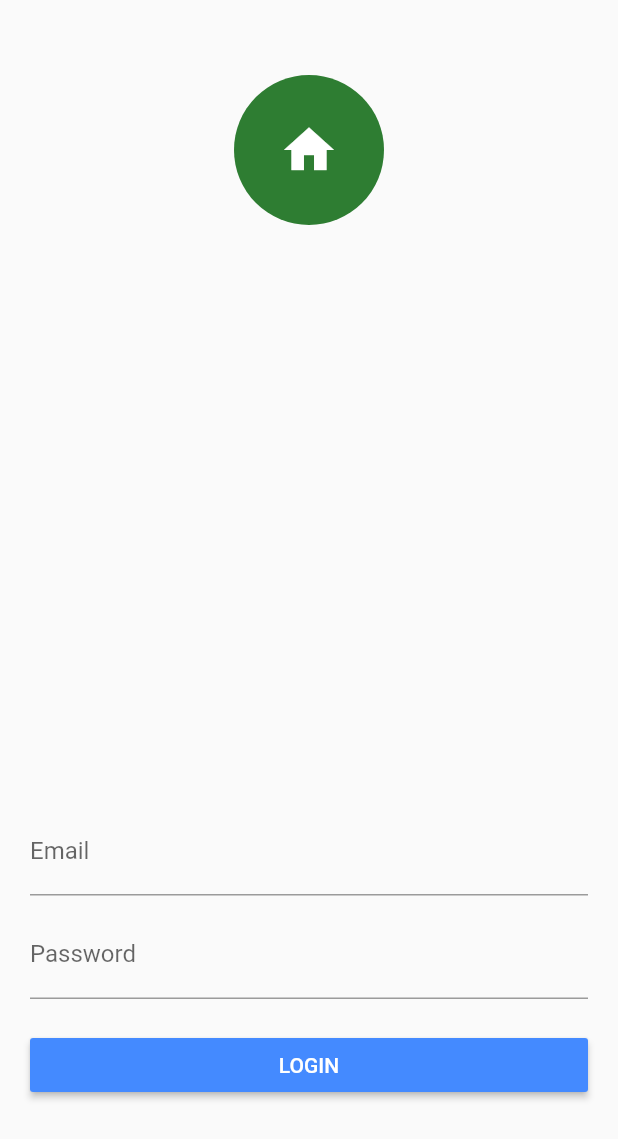
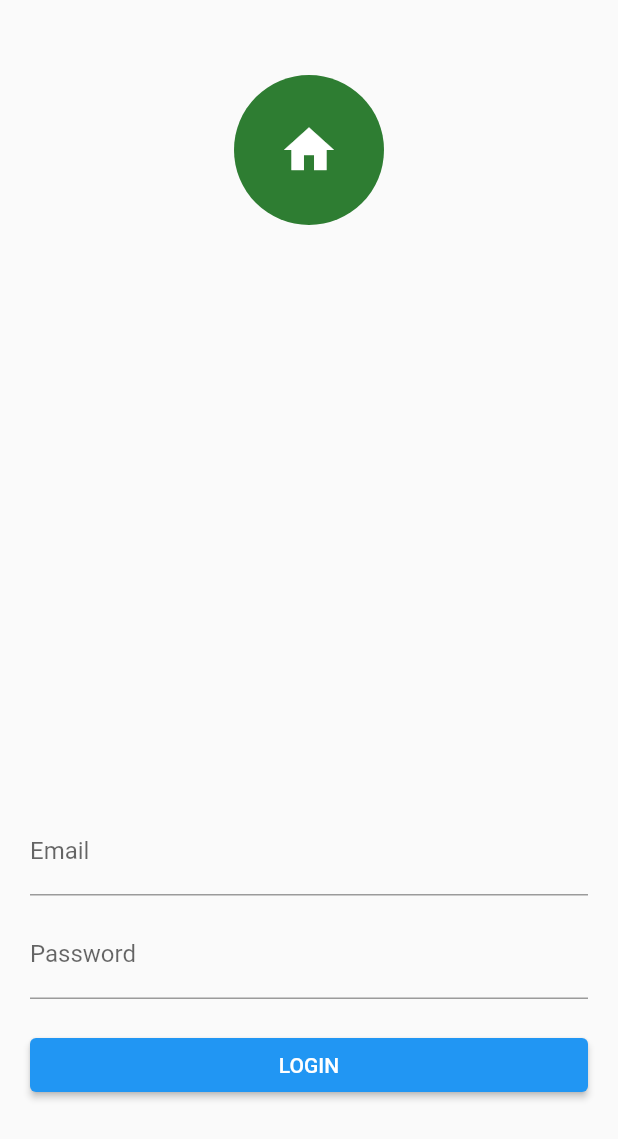
Before and after one commit to hamzadcne/FlutterDemos, a Flutter app: the screen it shows after launch, on a phone screen of 412 x 824 dp. Shown: the top 1139 px of the screen. Run offline on Flutter 3.47's test engine with Material 2 defaults, Android fonts, the phone set to English and light mode, and no system bars.

Commit message:
fixed getting TextFormFields values + changed to ElevatedButton

```diff
--- a/lib/screens/LoginPage.dart
+++ b/lib/screens/LoginPage.dart
@@ -69,8 +69,10 @@ class _LoginPageState extends State<LoginPage> {
         if (emailValue.isEmpty) {
           return 'Please enter email';
         }
-        email = emailValue;
         return null;
+      },
+      onChanged: (value) {
+        email = value;
       },
     );
   }
@@ -82,18 +84,23 @@ class _LoginPageState extends State<LoginPage> {
         if (passwordValue.isEmpty) {
           return 'Please enter password';
         }
-        password = passwordValue;
+
         return null;
+      },
+      onChanged: (value) {
+        password = value;
       },
     );
   }
 
   Widget _buildSubmitButton() {
-    return RaisedButton(
+    return ElevatedButton(
       onPressed: () {
         _login();
       },
-      color: Colors.blueAccent[200],
+      style: ElevatedButton.styleFrom(
+        primary: Colors.blue,
+      ),
       child: Text(
         'LOGIN',
         style: TextStyle(color: Colors.white),
```
